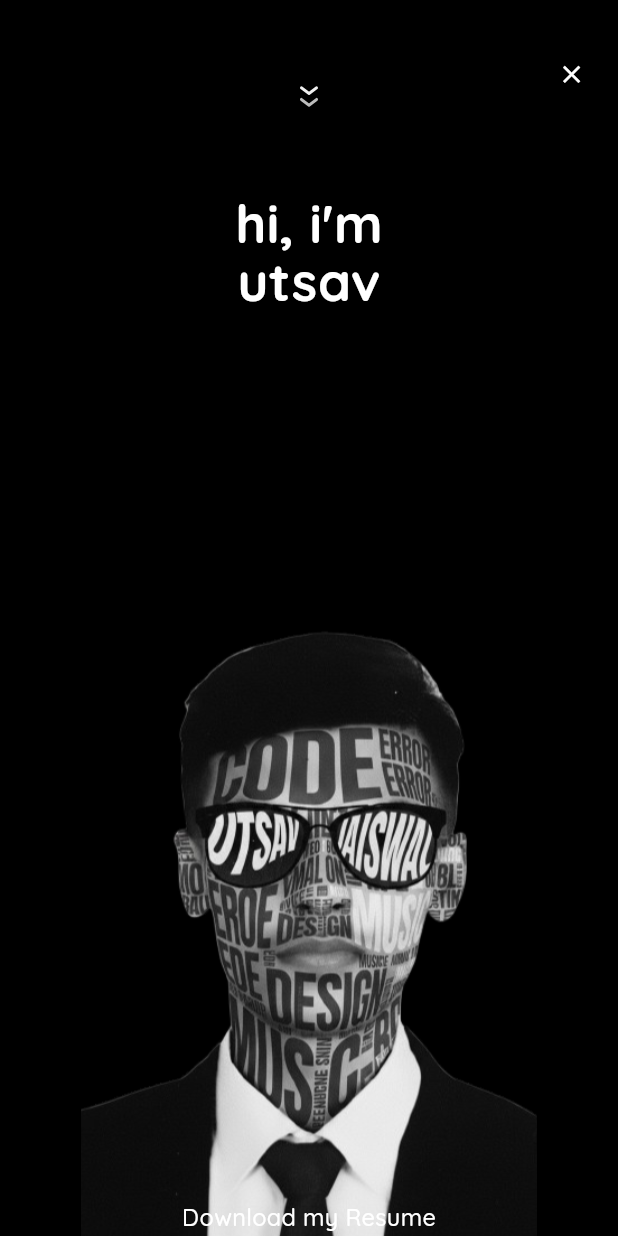
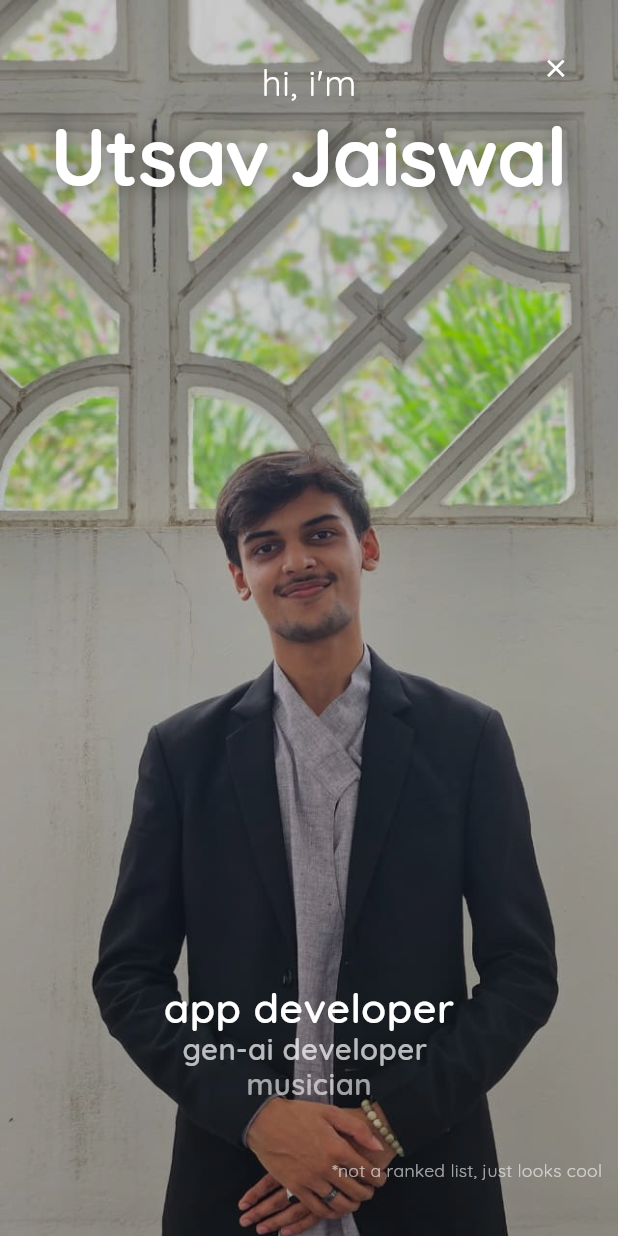
Before and after one commit to Utsav-J/my-portfolio-website, a Flutter app: the WelcomeScreen widget shown alone on an empty page, opened directly, on a phone screen of 412 x 824 dp. Run offline on Flutter 3.47's test engine with Material 3 defaults, Android fonts, the phone set to English and light mode, and no system bars; our stand-ins replace cached_network_image, cloud_firestore, firebase_core, flutter_screenutil, google_fonts, icons_plus and 2 more; missing offline and left inert: dart:ui_web, glassmorphic_ui_kit; accounts and stored records are empty; generated files the repository leaves out were written again.

```diff
--- a/lib/screens/homepage/alternate/contact_screen.dart
+++ b/lib/screens/homepage/alternate/contact_screen.dart
@@ -3,7 +3,6 @@ import 'package:flutter_screenutil/flutter_screenutil.dart';
 import 'package:glassmorphic_ui_kit/glassmorphic_ui_kit.dart';
 import 'package:portfolio/config/app_design.dart';
 import 'package:portfolio/utils/firebase_utils.dart';
-import 'package:portfolio/screens/homepage/alternate/alt_unlock_destination.dart';
 
 class ContactScreen extends StatefulWidget {
   const ContactScreen({super.key});
@@ -441,11 +440,7 @@ class _ContactScreenState extends State<ContactScreen> {
               top: 40.h,
               right: 20.w,
               child: GestureDetector(
-                onTap: () => Navigator.of(context).pushReplacement(
-                  MaterialPageRoute(
-                    builder: (_) => const AltUnlockDestination(),
-                  ),
-                ),
+                onTap: () => Navigator.of(context).pop(),
                 child: GlassContainer(
                   width: 40.w,
                   height: 40.w,
--- a/lib/screens/homepage/alternate/welcome_screen.dart
+++ b/lib/screens/homepage/alternate/welcome_screen.dart
@@ -1,7 +1,6 @@
 import 'package:flutter/material.dart';
 import 'package:flutter_screenutil/flutter_screenutil.dart';
 import 'package:glassmorphic_ui_kit/glassmorphic_ui_kit.dart';
-import 'package:lottie/lottie.dart';
 import 'package:portfolio/config/app_design.dart';
 
 class WelcomeScreen extends StatelessWidget {
@@ -11,90 +10,141 @@ class WelcomeScreen extends StatelessWidget {
   Widget build(BuildContext context) {
     return Material(
       child: Container(
+        decoration: BoxDecoration(
+          image: DecorationImage(
+            image: AssetImage("assets/images/utsav_aboutme.jpg"),
+            fit: BoxFit.cover,
+            // light black overlay color filter
+            colorFilter: ColorFilter.mode(
+              Colors.black.withValues(alpha: 0.2),
+              BlendMode.darken,
+            ),
+          ),
+        ),
+        padding: EdgeInsets.symmetric(vertical: 36.h, horizontal: 10.w),
         width: 1.sw,
         height: 1.sh,
-        color: AppDesign.amoled,
         child: Stack(
           children: [
+            // Main content
             Column(
+              mainAxisAlignment: MainAxisAlignment.start,
               children: [
-                Padding(
-                  padding: EdgeInsets.only(top: 40.h),
-                  child: Lottie.asset(
-                    "assets/lottie/scrolldown.json",
-                    width: 48.w,
+                Center(
+                  child: Padding(
+                    padding: EdgeInsets.symmetric(vertical: 5.h),
+                    child: Column(
+                      mainAxisAlignment: MainAxisAlignment.start,
+                      children: [
+                        Center(
+                          child: Text(
+                            'hi, i\'m',
+                            style: AppDesign.body.copyWith(
+                              color: Colors.white,
+                              fontSize: 24.sp,
+                              fontWeight: FontWeight.w400,
+                              letterSpacing: 0.5,
+                            ),
+                          ),
+                        ),
+
+                        SizedBox(height: 4.h),
+                        Center(
+                          child: Text(
+                            'Utsav Jaiswal',
+                            style: AppDesign.largeTitle.copyWith(
+                              color: Colors.white,
+                              fontSize: 55.sp,
+                              shadows: [
+                                // light black shadow behind the text
+                                Shadow(
+                                  color: Colors.black.withValues(alpha: 0.5),
+                                  blurRadius: 16.r,
+                                  offset: const Offset(0, 1),
+                                ),
+                              ],
+                              fontWeight: FontWeight.w700,
+                              letterSpacing: -1.0,
+                            ),
+                          ),
+                        ),
+                        SizedBox(height: 4.h),
+                        // Text(
+                        //   "I'm a passionate full-stack app developer. I specialize in crafting robust, AI-powered, user-centric applications using modern frameworks and industry best practices. Beyond tech, I'm a musician who enjoys creating and performing music. I also click one good picture and use it everywhere for the next 3 years.",
+                        //   style: AppDesign.body.copyWith(
+                        //     color: Colors.white70,
+                        //     backgroundColor: Colors.black26,
+                        //     fontSize: 14.sp,
+                        //     fontWeight: FontWeight.w600,
+                        //     letterSpacing: 0.2,
+                        //     shadows: [
+                        //       // light black shadow behind the text
+                        //       Shadow(
+                        //         color: Colors.black.withValues(alpha: 0.8),
+                        //         blurRadius: 16.r,
+                        //         offset: const Offset(0, 0),
+                        //       ),
+                        //     ],
+                        //   ),
+                        // ),
+                      ],
+                    ),
+                  ),
+                ),
+
+                // Main name
+                Spacer(), // Large empty space
+                // Role descriptions
+                Text(
+                  'app developer',
+                  style: AppDesign.title2.copyWith(
+                    color: Colors.white,
+                    fontSize: 28.sp,
+                    fontWeight: FontWeight.w600,
+                    letterSpacing: 0.3,
+                  ),
+                ),
+
+                Text(
+                  'gen-ai developer ',
+                  style: AppDesign.title2.copyWith(
+                    color: Colors.white70,
+                    fontSize: 20.sp,
+                    fontWeight: FontWeight.w600,
+                    letterSpacing: 0.3,
+                  ),
+                ),
+                Text(
+                  'musician',
+                  style: AppDesign.title2.copyWith(
+                    color: Colors.white60,
+                    fontSize: 20.sp,
+                    fontWeight: FontWeight.w600,
+                    letterSpacing: 0.3,
                   ),
                 ),
 
                 SizedBox(height: 40.h),
 
-                // Greeting text
-                Text(
-                  'hi, i\'m',
-                  style: AppDesign.largeTitle.copyWith(
-                    color: Colors.white,
-                    fontSize: 36.sp,
-                    fontWeight: FontWeight.w700,
+                // Disclaimer
+                Align(
+                  alignment: Alignment.bottomRight,
+                  child: Text(
+                    '*not a ranked list, just looks cool',
+                    style: AppDesign.caption1.copyWith(
+                      color: Colors.white.withOpacity(0.6),
+                      fontSize: 12.sp,
+                      fontWeight: FontWeight.w400,
+                      letterSpacing: 0.2,
+                    ),
                   ),
-                ),
-                Text(
-                  'utsav',
-                  style: AppDesign.largeTitle.copyWith(
-                    color: Colors.white,
-                    fontSize: 36.sp,
-                    fontWeight: FontWeight.w700,
-                  ),
-                ),
-
-                Spacer(),
-
-                Stack(
-                  alignment: Alignment.center,
-                  children: [
-                    Expanded(
-                      child: Center(
-                        child: Container(
-                          constraints: BoxConstraints(maxHeight: 0.5.sh),
-                          child: Image.asset(
-                            'assets/images/geminiUtsav.png',
-                            fit: BoxFit.cover,
-                          ),
-                        ),
-                      ),
-                    ),
-
-                    // Download resume button
-                    Positioned(
-                      bottom: 5.h,
-                      child: GlassContainer(
-                        borderRadius: BorderRadius.circular(12.r),
-                        color: Colors.black12,
-                        width: 0.8.sw,
-                        height: 50.h,
-                        padding: EdgeInsets.symmetric(
-                          horizontal: 5.w,
-                          vertical: 8.h,
-                        ),
-                        child: Center(
-                          child: Text(
-                            "Download my Resume",
-                            style: AppDesign.largeTitle.copyWith(
-                              fontSize: 16.sp,
-                              color: Colors.white,
-                              fontWeight: FontWeight.w500,
-                            ),
-                            overflow: TextOverflow.ellipsis,
-                          ),
-                        ),
-                      ),
-                    ),
-                  ],
                 ),
               ],
             ),
+
             // Exit button
             Positioned(
-              top: 40.h,
+              top: 0.h,
               right: 20.w,
               child: GestureDetector(
                 onTap: () => Navigator.of(context).pop(),
```
